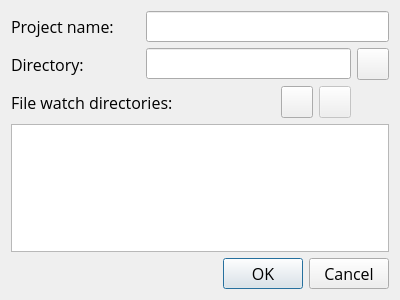
First picture: the form in workbench/ui/NewProjectDialog.ui, repository damiengolding/PenetrationTestNextGeneration, before the edit.
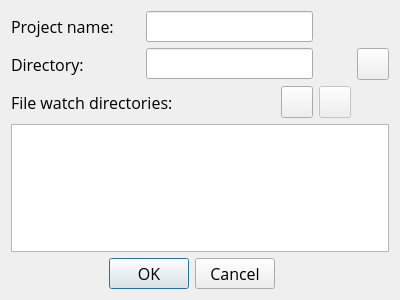
Second picture: the form after the edit. Icons and pictures are not drawn.

Commit message: [pm] Added preferences dialog, finished new project dialog, added PtngProject and PtngProjectArtefact 03/20/2024 15:20:38

The edit to the form file:
```diff
--- a/workbench/ui/NewProjectDialog.ui
+++ b/workbench/ui/NewProjectDialog.ui
@@ -42,7 +42,7 @@
      </property>
     </widget>
    </item>
-   <item row="0" column="1" colspan="4">
+   <item row="0" column="1" colspan="2">
     <widget class="QLineEdit" name="nameLineEdit"/>
    </item>
    <item row="1" column="0">
@@ -52,7 +52,7 @@
      </property>
     </widget>
    </item>
-   <item row="1" column="1" colspan="3">
+   <item row="1" column="1" colspan="2">
     <widget class="QLineEdit" name="workingDirectoryLineEdit"/>
    </item>
    <item row="1" column="4">
@@ -146,7 +146,7 @@
    <item row="3" column="0" colspan="5">
     <widget class="QTableView" name="tableView"/>
    </item>
-   <item row="4" column="0" colspan="5">
+   <item row="4" column="0" colspan="2">
     <widget class="QDialogButtonBox" name="buttonBox">
      <property name="orientation">
       <enum>Qt::Horizontal</enum>
```
Left out of the diff: 2 changed lines with no effect on the pictures. The commit also changes 15 other files.
